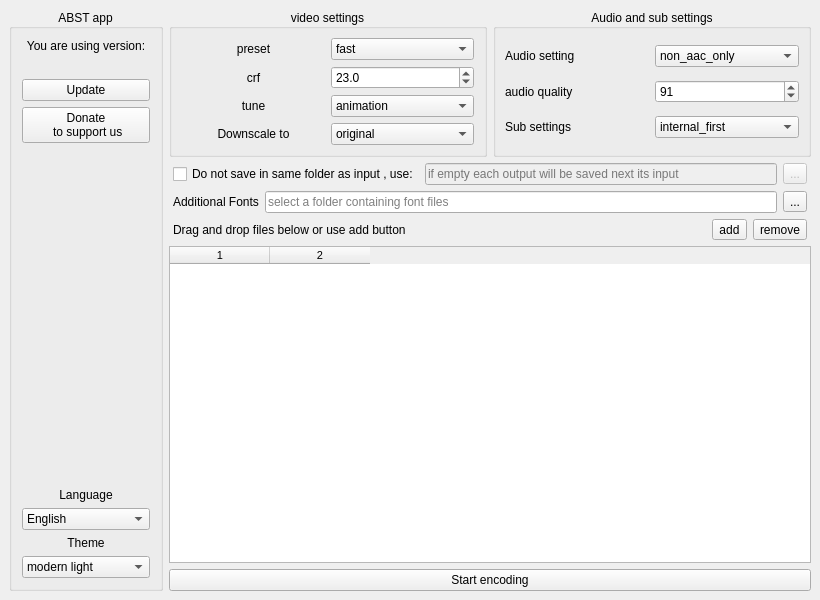
First picture: the form in gui/abst_ui.ui, repository animefn/ABST, before the edit.
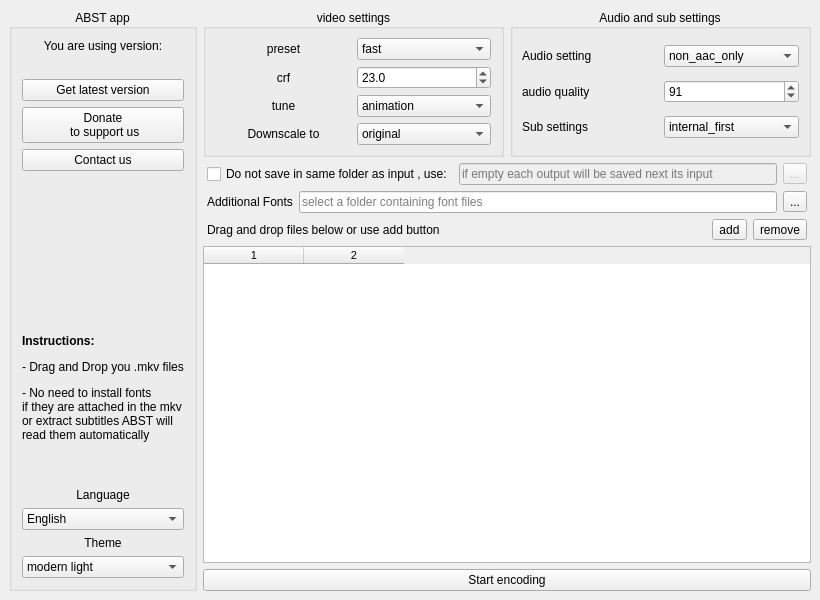
Second picture: the form after the edit.

Patch:
```diff
--- a/gui/abst_ui.ui
+++ b/gui/abst_ui.ui
@@ -62,7 +62,7 @@
        <item>
         <widget class="QPushButton" name="pbtn_update">
          <property name="text">
-          <string>Update</string>
+          <string>Get latest version</string>
          </property>
         </widget>
        </item>
@@ -74,6 +74,13 @@
          </property>
         </widget>
        </item>
+       <item>
+        <widget class="QPushButton" name="pbtn_contact">
+         <property name="text">
+          <string>Contact us</string>
+         </property>
+        </widget>
+       </item>
        <item>
         <spacer name="verticalSpacer">
          <property name="orientation">
@@ -87,6 +94,32 @@
          </property>
         </spacer>
        </item>
+       <item>
+        <widget class="QLabel" name="label">
+         <property name="text">
+          <string>&lt;html&gt;&lt;head/&gt;&lt;body&gt;&lt;p&gt;&lt;span style=&quot; font-weight:700;&quot;&gt;Instructions:&lt;/span&gt;&lt;/p&gt;&lt;p&gt;- Drag and Drop you .mkv files&lt;/p&gt;&lt;p&gt;- No need to install fonts &lt;br/&gt;if they are attached in the mkv&lt;br/&gt;or extract subtitles ABST will &lt;br/&gt;read them automatically&lt;/p&gt;&lt;p&gt;&lt;br/&gt;&lt;/p&gt;&lt;/body&gt;&lt;/html&gt;</string>
+         </property>
+         <property name="alignment">
+          <set>Qt::AlignLeading|Qt::AlignLeft|Qt::AlignVCenter</set>
+         </property>
+         <property name="wordWrap">
+          <bool>true</bool>
+         </property>
+        </widget>
+       </item>
+       <item>
+        <spacer name="verticalSpacer_3">
+         <property name="orientation">
+          <enum>Qt::Vertical</enum>
+         </property>
+         <property name="sizeHint" stdset="0">
+          <size>
+           <width>20</width>
+           <height>40</height>
+          </size>
+         </property>
+        </spacer>
+       </item>
        <item>
         <widget class="QLabel" name="label_lang">
          <property name="text">
```
